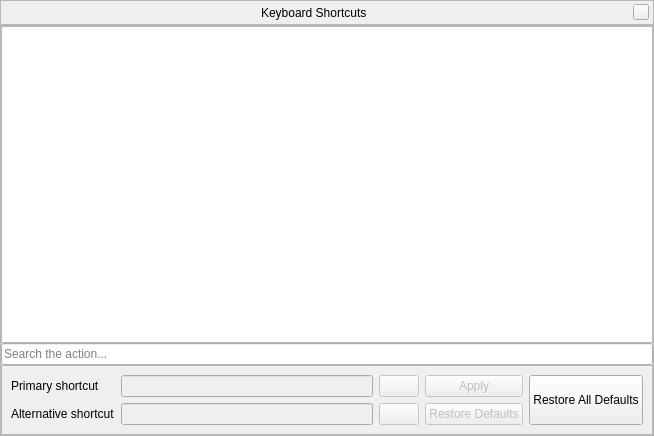
Above: src/gui/shortcutsDialog.ui from Stellarium/stellarium before the change. Below: the same form after it.
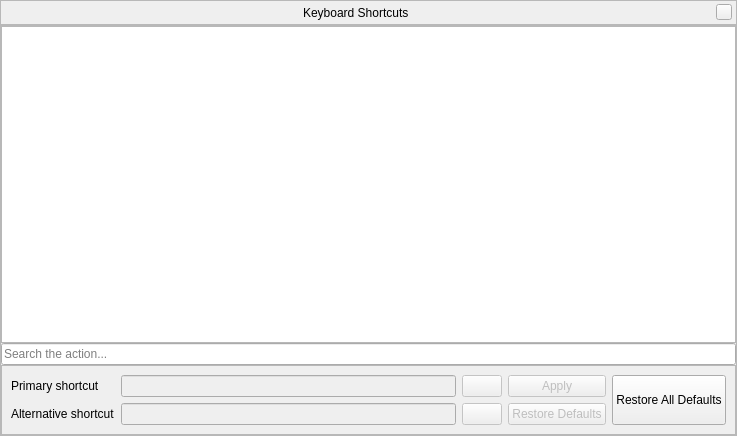
That is the form after the change. Icons and pictures are not drawn. Custom widgets are drawn as their Qt base class.

Commit message:
Contrib/gui/shortcuts/focus (#1991)
* re-enable focus policy
* review tab order due to re-enabled buttons
* allow tab focus on essential widgets only, and in this order:
- tree item
- search bar
- primary shortcut
- alt shortcut
- Apply

TODO: use new button classes which react to space presses when in focus

```diff
--- a/src/gui/shortcutsDialog.ui
+++ b/src/gui/shortcutsDialog.ui
@@ -6,7 +6,7 @@
    <rect>
     <x>0</x>
     <y>0</y>
-    <width>654</width>
+    <width>737</width>
     <height>436</height>
    </rect>
   </property>
```
Left out of the diff: 33 changed lines with no effect on the pictures.
